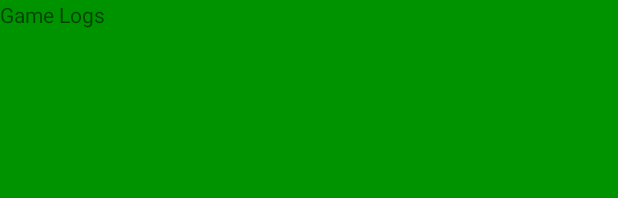
After one commit to WhitenAND07/AndroidPractReversi, an Android app: the layout game_fragment_log.xml on its own in the app's theme, with its tools: preview values and no code run, on a phone screen of 412 x 824 dp. The commit adds this screen. Shown: the top 198 px of the screen. Run offline under Robolectric (Android 15) with nearby library versions, the phone set to English and light mode, and no system bars.

Commit message:
management of game logs done

```diff
--- a/app/build.gradle
+++ b/app/build.gradle
@@ -21,7 +21,7 @@ android {
 dependencies {
     implementation fileTree(dir: 'libs', include: ['*.jar'])
     implementation 'com.android.support:appcompat-v7:27.1.1'
-    implementation 'com.android.support.constraint:constraint-layout:1.1.0'
+    implementation 'com.android.support.constraint:constraint-layout:1.1.1'
     testImplementation 'junit:junit:4.12'
     androidTestImplementation 'com.android.support.test:runner:1.0.2'
     androidTestImplementation 'com.android.support.test.espresso:espresso-core:3.0.2'
--- /dev/null
+++ b/app/src/main/res/layout/game_fragment_log.xml
@@ -0,0 +1,28 @@
+<?xml version="1.0" encoding="utf-8"?>
+<LinearLayout xmlns:android="http://schemas.android.com/apk/res/android"
+    xmlns:tools="http://schemas.android.com/tools"
+    android:layout_width="match_parent"
+    android:layout_height="match_parent"
+    android:background="@color/green"
+    android:orientation="vertical"
+    tools:context=".Activities.GameActivity">.support.constraint.ConstraintLayout>
+
+
+    <TextView
+        android:layout_width="wrap_content"
+        android:layout_height="wrap_content"
+        android:text="Game Logs"
+        />
+
+    <ScrollView
+        android:layout_width="match_parent"
+        android:layout_height="wrap_content">
+
+        <TextView
+            android:id="@+id/Textlog"
+            android:layout_width="wrap_content"
+            android:layout_height="wrap_content"
+            android:textColor="@color/blanc"/>
+
+    </ScrollView>
+</LinearLayout>
```
Also changed, not shown: app/src/main/java/com/android/nilagut/practicareversi/Activities/GameActivity.java (+10 -6 lines), app/src/main/java/com/android/nilagut/practicareversi/Fragments/GameFragment.java (+18 -0 lines), app/src/main/java/com/android/nilagut/practicareversi/Fragments/GameLogsFragment.java (+22 -1 lines), app/src/main/java/com/android/nilagut/practicareversi/utils/ImageAdapter.java (+6 -1 lines), app/src/main/java/com/android/nilagut/practicareversi/utils/LogCreator.java (+15 -1 lines), 1 other file.
